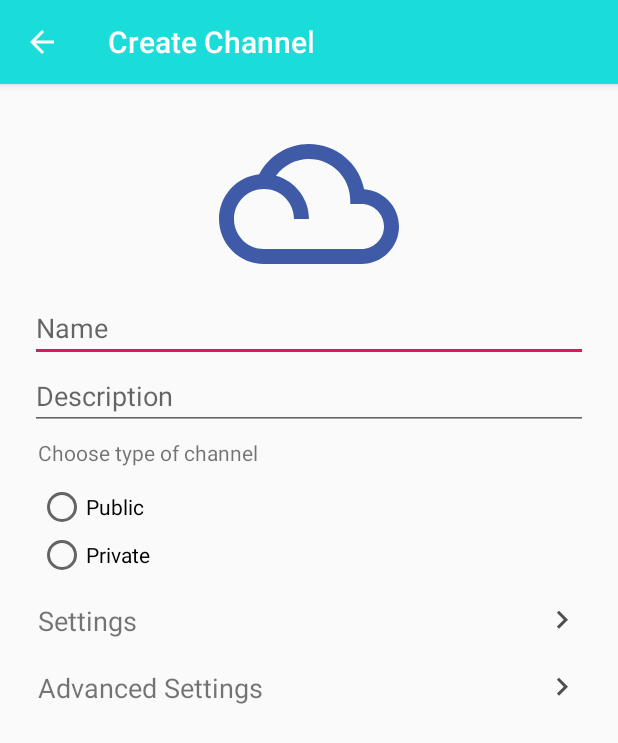
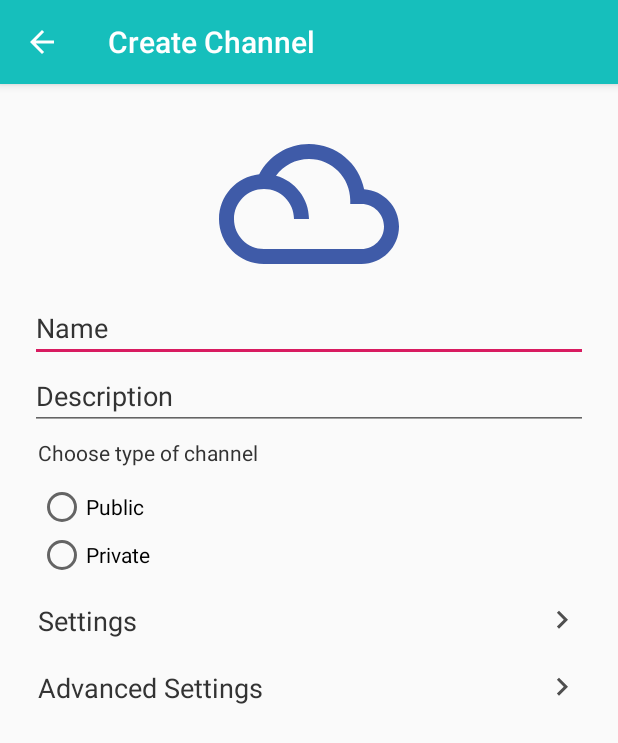
Before and after one commit to androdev700/SuperApp, an Android app: the screen it shows after launch (AddActivity), after a tap on "Add", on a phone screen of 412 x 824 dp. Shown: the top 743 px of the screen. Run offline under Robolectric (Android 15) with nearby library versions, the phone set to English and light mode, and no system bars.

Commit message:
Color, UI for settings

```diff
--- a/app/src/main/res/drawable/ic_add_black_24dp.xml
+++ b/app/src/main/res/drawable/ic_add_black_24dp.xml
@@ -4,6 +4,6 @@
         android:viewportWidth="24.0"
         android:viewportHeight="24.0">
     <path
-        android:fillColor="#FF000000"
+        android:fillColor="#FFF"
         android:pathData="M19,13h-6v6h-2v-6H5v-2h6V5h2v6h6v2z"/>
 </vector>
--- a/app/src/main/res/drawable/ic_search_black_24dp.xml
+++ b/app/src/main/res/drawable/ic_search_black_24dp.xml
@@ -4,6 +4,6 @@
         android:viewportWidth="24.0"
         android:viewportHeight="24.0">
     <path
-        android:fillColor="#FF000000"
+        android:fillColor="#FFF"
         android:pathData="M15.5,14h-0.79l-0.28,-0.27C15.41,12.59 16,11.11 16,9.5 16,5.91 13.09,3 9.5,3S3,5.91 3,9.5 5.91,16 9.5,16c1.61,0 3.09,-0.59 4.23,-1.57l0.27,0.28v0.79l5,4.99L20.49,19l-4.99,-5zM9.5,14C7.01,14 5,11.99 5,9.5S7.01,5 9.5,5 14,7.01 14,9.5 11.99,14 9.5,14z"/>
 </vector>
--- a/app/src/main/res/layout/activity_add.xml
+++ b/app/src/main/res/layout/activity_add.xml
@@ -23,7 +23,9 @@
             android:layout_height="wrap_content"
             android:hint="Name"
             android:importantForAutofill="no"
-            android:inputType="text" />
+            android:inputType="text"
+            android:textColor="@color/primaryText"
+            android:textColorHint="@color/primaryText" />
 
         <EditText
             android:id="@+id/description"
@@ -31,13 +33,16 @@
             android:layout_height="wrap_content"
             android:hint="Description"
             android:importantForAutofill="no"
-            android:inputType="text" />
+            android:inputType="text"
+            android:textColor="@color/primaryText"
+            android:textColorHint="@color/primaryText" />
 
         <TextView
             android:layout_width="wrap_content"
             android:layout_height="wrap_content"
             android:layout_margin="5dp"
-            android:text="Choose type of channel" />
+            android:text="Choose type of channel"
+            android:textColor="@color/primaryText" />
 
         <RadioGroup
             android:layout_width="match_parent"
@@ -68,6 +73,7 @@
             android:paddingEnd="5dp"
             android:paddingBottom="10dp"
             android:text="Settings"
+            android:textColor="@color/primaryText"
             android:textSize="18sp" />
 
         <TextView
@@ -80,6 +86,7 @@
             android:paddingEnd="5dp"
             android:paddingBottom="10dp"
             android:text="Advanced Settings"
+            android:textColor="@color/primaryText"
             android:textSize="18sp" />
 
     </LinearLayout>
--- a/app/src/main/res/layout/activity_settings.xml
+++ b/app/src/main/res/layout/activity_settings.xml
@@ -18,6 +18,7 @@
         android:paddingEnd="5dp"
         android:paddingBottom="10dp"
         android:text="Anyone Permissions"
+        android:textColor="@color/primaryText"
         android:textSize="18sp" />
 
     <TextView
@@ -31,6 +32,7 @@
         android:paddingEnd="5dp"
         android:paddingBottom="10dp"
         android:text="Members Permissions"
+        android:textColor="@color/primaryText"
         android:textSize="18sp" />
 
     <TextView
@@ -44,6 +46,7 @@
         android:paddingEnd="5dp"
         android:paddingBottom="10dp"
         android:text="Moderators Permissions"
+        android:textColor="@color/primaryText"
         android:textSize="18sp" />
 
     <TextView
@@ -56,6 +59,7 @@
         android:paddingEnd="5dp"
         android:paddingBottom="10dp"
         android:text="Admin Permissions"
+        android:textColor="@color/primaryText"
         android:textSize="18sp" />
 
 </LinearLayout>
--- a/app/src/main/res/values/colors.xml
+++ b/app/src/main/res/values/colors.xml
@@ -1,8 +1,9 @@
 <?xml version="1.0" encoding="utf-8"?>
 <resources>
-    <color name="colorPrimary">#1addda</color>
+    <color name="colorPrimary">#16bfbc</color>
     <color name="colorPrimaryDark">#006064</color>
     <color name="colorAccent">#D81B60</color>
     <color name="primaryText">#333333</color>
     <color name="secondaryText">#999999</color>
+    <color name="titleColor">#119492</color>
 </resources>
```
